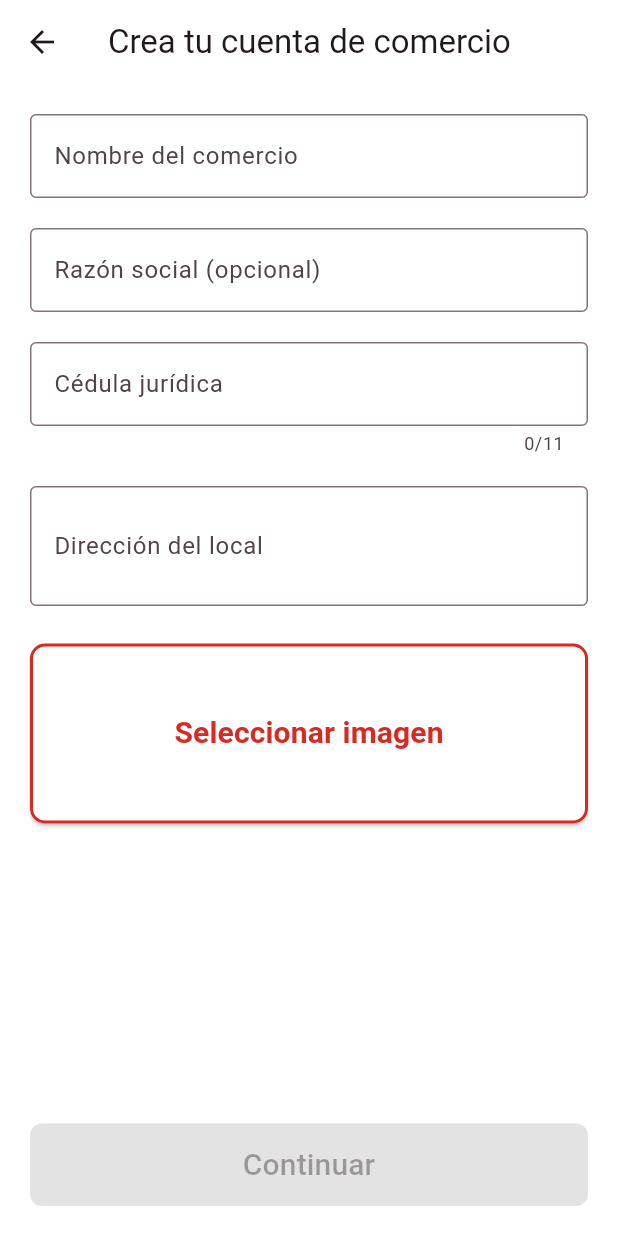
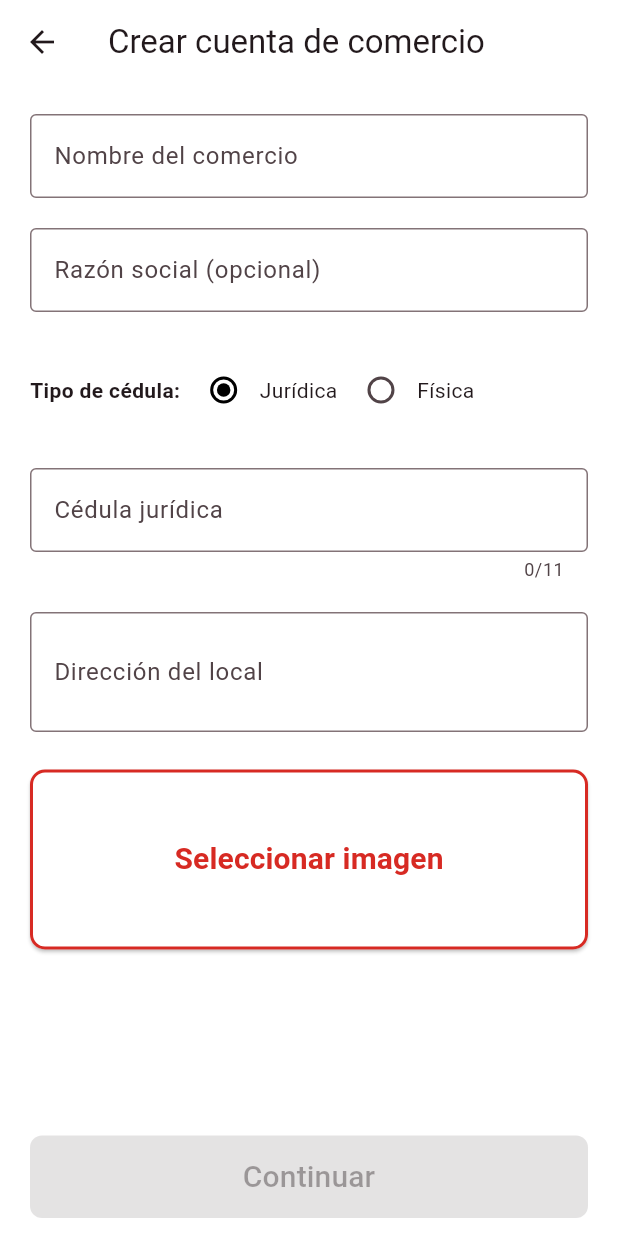
Before and after one commit to AkionAG7/Nicoya_Now_Flutter, a Flutter app: the MerchantStepBusiness screen opened by its route, on a phone screen of 412 x 824 dp. Run offline on Flutter 3.47's test engine with Material 3 defaults, Android fonts, the phone set to English and light mode, and no system bars; our stand-ins replace file_picker, flutter_dotenv, get_it, image_picker, supabase_flutter; accounts and stored records are empty.

Commit message:
feat/ que se seleccione que se puede hacer por cedula juridica y cedula normal

```diff
--- a/lib/app/features/merchant/data/repositories/merchant_repository_impl.dart
+++ b/lib/app/features/merchant/data/repositories/merchant_repository_impl.dart
@@ -6,7 +6,6 @@ class MerchantRepositoryImpl implements MerchantRepository {
   final MerchantDataSource _ds;
 
   MerchantRepositoryImpl(this._ds);
-
   @override
   Future<Merchant> registerMerchant({
     required String address,
@@ -20,6 +19,7 @@ class MerchantRepositoryImpl implements MerchantRepository {
     required String logoPath,
     required String password,
     required String phone,
+    String? cedula,
   }) async {
     final m = await _ds.registerMerchant(
       address        : address,
@@ -33,6 +33,7 @@ class MerchantRepositoryImpl implements MerchantRepository {
       logoPath       : logoPath,
       password       : password,
       phone          : phone,
+      cedula         : cedula,
     );
 
     return Merchant.fromMap(m);
--- a/lib/app/features/merchant/domain/repositories/merchant_repository.dart
+++ b/lib/app/features/merchant/domain/repositories/merchant_repository.dart
@@ -1,7 +1,6 @@
 import 'package:nicoya_now/app/features/merchant/domain/entities/merchant.dart';
 
-abstract class MerchantRepository {
-  Future<Merchant> registerMerchant({
+abstract class MerchantRepository {  Future<Merchant> registerMerchant({
     required String email,
     required String password,
     required String legalId,
@@ -13,5 +12,6 @@ abstract class MerchantRepository {
     required String firstName,
     required String lastName1,
     required String lastName2,
+    String? cedula,
   });
 }
--- a/lib/app/features/merchant/domain/usecases/register_merchant_usecase.dart
+++ b/lib/app/features/merchant/domain/usecases/register_merchant_usecase.dart
@@ -8,7 +8,7 @@ class RegisterMerchantUseCase {
   Future<Merchant> execute({
     required String email,
     required String password,
-    required String legalId,
+    String? legalId,
     required String businessName,
     required String corporateName,
     required String phone,
@@ -17,11 +17,12 @@ class RegisterMerchantUseCase {
     required String firstName,
     required String lastName1,
     required String lastName2,
+    String? cedula,
   }) {
     return _repository.registerMerchant(
       email        : email,
       password     : password,
-      legalId      : legalId,
+      legalId      : legalId ?? '',
       businessName : businessName,
       corporateName: corporateName,
       phone        : phone,
@@ -30,6 +31,7 @@ class RegisterMerchantUseCase {
       firstName    : firstName,
       lastName1    : lastName1,
       lastName2    : lastName2,
+      cedula       : cedula,
     );
   }
 }
--- a/lib/app/features/merchant/presentation/pages/merchant_step_business.dart
+++ b/lib/app/features/merchant/presentation/pages/merchant_step_business.dart
@@ -4,7 +4,6 @@ import 'package:image_picker/image_picker.dart';
 import 'package:nicoya_now/app/features/merchant/presentation/controllers/merchant_registration_controller.dart';
 import 'package:nicoya_now/app/features/merchant/presentation/widgets/merchant_form_fields.dart';
 import 'package:provider/provider.dart';
-
 import '../../../../interface/Navigators/routes.dart';
 
 class MerchantStepBusiness extends StatefulWidget {
@@ -15,7 +14,7 @@ class MerchantStepBusiness extends StatefulWidget {
 }
 
 class _MerchantStepBusinessState extends State<MerchantStepBusiness> {
-  /* ──────────── form + controllers ──────────── */
+  /* ---------- form + controllers ---------- */
   final _fKey      = GlobalKey<FormState>();
   final _legalId   = TextEditingController();
   final _name      = TextEditingController();
@@ -23,6 +22,7 @@ class _MerchantStepBusinessState extends State<MerchantStepBusiness> {
   final _address   = TextEditingController();
 
   XFile? _logo;
+  bool  _isCedulaJuridica = true;               // radio-buttons
 
   Future<void> _pickLogo() async {
     final img = await ImagePicker()
@@ -30,50 +30,66 @@ class _MerchantStepBusinessState extends State<MerchantStepBusiness> {
     if (img != null) setState(() => _logo = img);
   }
 
+  void _onCedulaTypeChanged(bool juridica) =>
+      setState(() => _isCedulaJuridica = juridica);
+
   @override
   Widget build(BuildContext context) {
     final ctrl = context.read<MerchantRegistrationController>();
 
     return Scaffold(
-      appBar: AppBar(title: const Text('Crea tu cuenta de comercio')),
+      appBar: AppBar(title: const Text('Crear cuenta de comercio')),
+      resizeToAvoidBottomInset: true,
       body: SafeArea(
-        child: Padding(
-          padding: const EdgeInsets.all(20),
+        child: Column(
+          children: [
+            Expanded(
+              child: SingleChildScrollView(
+                padding: EdgeInsets.fromLTRB(
+                  20,
+                  20,
+                  20,
+                  MediaQuery.of(context).viewInsets.bottom + 20,
+                ),
                 child: Form(
                   key: _fKey,
-            child: Column(
-              children: [
-                MerchantFields(
-                  group        : MerchantFieldGroup.business,
-                  businessName : _name,
-                  corpName     : _corpName,
-                  legalId      : _legalId,
-                  address      : _address,
-                  logo         : _logo,
-                  onPickLogo   : _pickLogo,
+                  child: MerchantFields(
+                    group              : MerchantFieldGroup.business,
+                    businessName       : _name,
+                    corpName           : _corpName,
+                    legalId            : _legalId,
+                    address            : _address,
+                    logo               : _logo,
+                    onPickLogo         : _pickLogo,
+                    isCedulaJuridica   : _isCedulaJuridica,
+                    onCedulaTypeChanged: _onCedulaTypeChanged,
+                  ),
+                ),
+              ),
             ),
 
-                const Spacer(),
-                SizedBox(
+            /* ------- CTA siempre visible ------- */
+            Padding(
+              padding: const EdgeInsets.fromLTRB(20, 0, 20, 12),
+              child: SizedBox(
                 width: double.infinity,
                 height: 55,
                 child: FilledButton(
                   style: FilledButton.styleFrom(
                     backgroundColor: const Color(0xffd72a23),
                     shape: RoundedRectangleBorder(
-                        borderRadius: BorderRadius.circular(8),
-                      ),
-                    ),
+                      borderRadius: BorderRadius.circular(8))),
                   onPressed: (_logo == null)
                       ? null
                       : () {
                           if (!_fKey.currentState!.validate()) return;
                           ctrl.updateBusinessInfo(
-                              legalId      : _legalId.text.trim(),
-                              businessName : _name.text.trim(),
-                              corporateName: _corpName.text.trim(),
-                              address      : _address.text.trim(),
-                              logo         : _logo!,
+                            legalId          : _legalId.text.trim(),
+                            businessName     : _name.text.trim(),
+                            corporateName    : _corpName.text.trim(),
+                            address          : _address.text.trim(),
+                            logo             : _logo!,
+                            isCedulaJuridica : _isCedulaJuridica,
                           );
                           Navigator.pushNamed(
                             context, Routes.merchantStepOwner);
@@ -82,9 +98,8 @@ class _MerchantStepBusinessState extends State<MerchantStepBusiness> {
                       style: TextStyle(fontSize: 20)),
                 ),
               ),
+            ),
           ],
-            ),
-          ),
         ),
       ),
     );
--- a/lib/app/features/merchant/presentation/pages/merchant_step_password.dart
+++ b/lib/app/features/merchant/presentation/pages/merchant_step_password.dart
@@ -32,7 +32,6 @@ class _MerchantStepPasswordState extends State<MerchantStepPassword> {
             key: _fKey,
             child: Column(
               children: [
-                /* --- campos paso 3 (contraseñas) --- */
                 MerchantFields(
                   group      : MerchantFieldGroup.password,
                   pw         : _pw,
@@ -45,7 +44,6 @@ class _MerchantStepPasswordState extends State<MerchantStepPassword> {
 
                 const Spacer(),
 
-                /* --- botón registrar --- */
                 SizedBox(
                   width: double.infinity,
                   height: 55,
--- a/lib/app/features/merchant/presentation/widgets/merchant_form_fields.dart
+++ b/lib/app/features/merchant/presentation/widgets/merchant_form_fields.dart
@@ -13,6 +13,8 @@ class MerchantFields extends StatelessWidget {
   final TextEditingController? address;
   final XFile?                logo;
   final VoidCallback?         onPickLogo;
+  final bool                  isCedulaJuridica; // Nuevo campo
+  final ValueChanged<bool>?   onCedulaTypeChanged; // Nuevo callback
 
   /* ──────────── OWNER ──────────── */
   final TextEditingController? firstName;
@@ -43,6 +45,8 @@ class MerchantFields extends StatelessWidget {
     this.address,
     this.logo,
     this.onPickLogo,
+    this.isCedulaJuridica = true,
+    this.onCedulaTypeChanged,
     /* owner */
     this.firstName,
     this.lastName1,
@@ -70,8 +74,38 @@ if (group == MerchantFieldGroup.business) {
     _sp,
     _text(corpName     , 'Razón social (opcional)', required: false),
     _sp,
-    _text(legalId      , 'Cédula jurídica',
-          keyboard: TextInputType.number, maxLen: 11),
+    Container(
+      padding: const EdgeInsets.symmetric(vertical: 8),
+      child: Row(
+        children: [
+          const Text('Tipo de cédula:', style: TextStyle(fontWeight: FontWeight.bold)),
+          const SizedBox(width: 5),
+          Expanded(
+            child: Row(
+              children: [
+                Radio<bool>(
+                  value: true,
+                  groupValue: isCedulaJuridica,
+                  onChanged: (val) => onCedulaTypeChanged?.call(true),
+                ),
+                const Text('Jurídica'),
+                const SizedBox(width: 5),
+                Radio<bool>(
+                  value: false,
+                  groupValue: isCedulaJuridica,
+                  onChanged: (val) => onCedulaTypeChanged?.call(false),
+                ),
+                const Text('Física'),
+              ],
+            ),
+          ),
+        ],
+      ),
+    ),
+    _sp,
+    _text(legalId, isCedulaJuridica ? 'Cédula jurídica' : 'Cédula física',
+          keyboard: TextInputType.number,
+          maxLen: isCedulaJuridica ? 11 : 9),
     _sp,
     _text(address      , 'Dirección del local', maxLines: 2),
     const SizedBox(height: 25),
@@ -95,14 +129,15 @@ if (group == MerchantFieldGroup.owner) {
           keyboard: TextInputType.phone, maxLen: 8),
   ]);
 }
-
-// 3️⃣ PASSWORD
 if (group == MerchantFieldGroup.password) {
   widgets.addAll([
-    _password(pw       , hidePw ,  togglePw ,  'Contraseña'),
+    _password(pw, hidePw, togglePw, 'Contraseña'),
     _sp,
-    _password(pwConfirm, hidePw2, togglePw2,
-              'Confirmar contraseña', validate: pw?.text),
+    _password(
+      pwConfirm, hidePw2, togglePw2,
+      'Confirmar contraseña',
+      compareTo: pw,
+    ),
   ]);
 }
 
@@ -143,8 +178,13 @@ if (group == MerchantFieldGroup.password) {
     );
   }
 
-  Widget _password(TextEditingController? c, bool hide, VoidCallback? onToggle,
-      String lbl, {String? validate}) {
+Widget _password(
+  TextEditingController? c,
+  bool hide,
+  VoidCallback? onToggle,
+  String lbl, {
+  TextEditingController? compareTo,     // <-- NUEVO
+}) {
   assert(c != null, 'Controller para $lbl no provisto');
 
   return TextFormField(
@@ -159,9 +199,9 @@ if (group == MerchantFieldGroup.password) {
       ),
     ),
     validator: (v) {
-        if (v == null || v.isEmpty) return 'Requerido';
-        if (v.length < 6) return 'Mín 6 caracteres';
-        if (validate != null && v != validate) return 'No coincide';
+      if (v == null || v.isEmpty)     return 'Requerido';
+      if (v.length < 6)               return 'Mín 6 caracteres';
+      if (compareTo != null && v != compareTo.text) return 'No coincide';
       return null;
     },
   );
--- a/lib/app/interface/Widgets/HomeFood.dart
+++ b/lib/app/interface/Widgets/HomeFood.dart
@@ -10,7 +10,7 @@ import 'package:nicoya_now/app/features/auth/domain/usecases/get_products_usecas
 import 'package:supabase_flutter/supabase_flutter.dart';
 
 class HomeFood extends StatefulWidget {
-  const HomeFood({Key? key}) : super(key: key);
+  const HomeFood({super.key});
 
   @override
   _HomeFoodState createState() => _HomeFoodState();
```
Also changed, not shown: lib/app/features/merchant/data/datasources/merchant_data_source.dart (+12 -3 lines), lib/app/features/merchant/presentation/controllers/merchant_registration_controller.dart (+14 -25 lines). Lines whose indentation alone changed are shown as unchanged.
